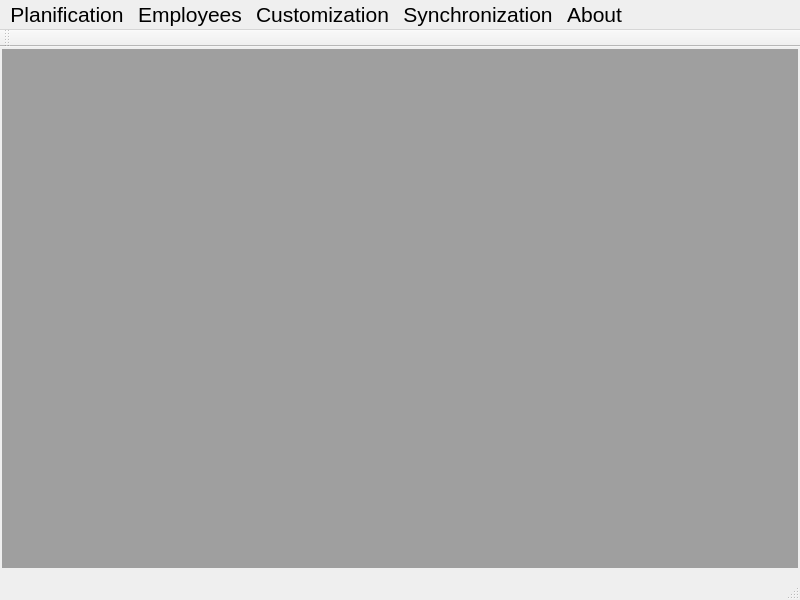
First picture: the form in b6p/mainwindow.ui, repository diegowald/b6p, before the edit.
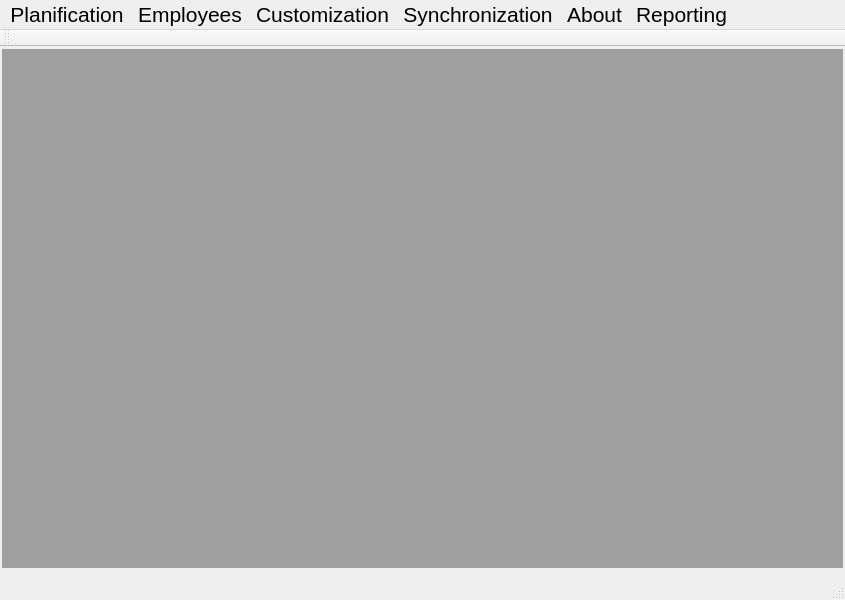
Second picture: the form after the edit. Icons and pictures are not drawn.

```diff
--- a/b6p/mainwindow.ui
+++ b/b6p/mainwindow.ui
@@ -6,7 +6,7 @@
    <rect>
     <x>0</x>
     <y>0</y>
-    <width>800</width>
+    <width>845</width>
     <height>600</height>
    </rect>
   </property>
@@ -58,8 +58,8 @@
     <rect>
      <x>0</x>
      <y>0</y>
-     <width>800</width>
-     <height>37</height>
+     <width>845</width>
+     <height>30</height>
     </rect>
    </property>
    <widget class="QMenu" name="menuPlanification">
@@ -102,11 +102,21 @@
     </property>
     <addaction name="actionSynchronize"/>
    </widget>
+   <widget class="QMenu" name="menuReporting">
+    <property name="title">
+     <string>Reporting</string>
+    </property>
+    <addaction name="actionHours_by_Sector_and_Subsector"/>
+    <addaction name="actionPlanned_hours_day_by_day"/>
+    <addaction name="actionHours_planned_by_employee"/>
+    <addaction name="actionPlanned_rests"/>
+   </widget>
    <addaction name="menuPlanification"/>
    <addaction name="menuEmployees"/>
    <addaction name="menuCustomization"/>
    <addaction name="menuSynchronization"/>
    <addaction name="menuAbout"/>
+   <addaction name="menuReporting"/>
   </widget>
   <widget class="QToolBar" name="mainToolBar">
    <attribute name="toolBarArea">
```
Left out of the diff: 39 changed lines with no effect on the pictures.
